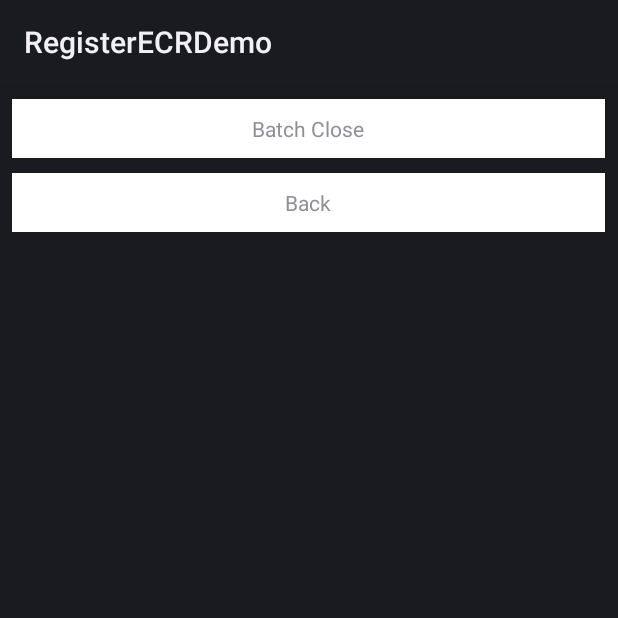
After one commit to codepay-us/codepay-register-sdk-android, an Android app: the BatchCloseActivity screen opened directly, with no data from a screen before it, on a phone screen of 412 x 824 dp, the top half of it. The commit adds this screen. Run offline under Robolectric (Android 15) with nearby library versions, the phone set to English and light mode, and no system bars; libraries missing offline, so code that uses them is left out: com.alibaba.fastjson.

Commit message:
增加batch close和tipadjustment接口

```diff
--- a/app/src/main/AndroidManifest.xml
+++ b/app/src/main/AndroidManifest.xml
@@ -48,5 +48,11 @@
         <activity
             android:name="com.codepay.register.sdk.demo.AuthCompleteActivity"
             android:screenOrientation="portrait" />
+        <activity
+            android:name=".BatchCloseActivity"
+            android:screenOrientation="portrait" />
+        <activity
+            android:name=".TipAdjustmentActivity"
+            android:screenOrientation="portrait" />
     </application>
 </manifest>
--- /dev/null
+++ b/app/src/main/res/layout/activity_batch_close.xml
@@ -0,0 +1,42 @@
+<?xml version="1.0" encoding="utf-8"?>
+<LinearLayout xmlns:android="http://schemas.android.com/apk/res/android"
+    android:layout_width="match_parent"
+    android:orientation="vertical"
+    android:layout_height="match_parent">
+
+    <TextView
+        android:id="@+id/tv_btn_1"
+        android:layout_width="395dp"
+        android:layout_height="wrap_content"
+        android:layout_gravity="center_horizontal"
+        android:layout_marginTop="10dp"
+        android:background="#FFFFFF"
+        android:gravity="center"
+        android:padding="10dp"
+        android:text="Batch Close" />
+
+    <TextView
+        android:id="@+id/tv_btn_2"
+        android:layout_width="395dp"
+        android:layout_height="wrap_content"
+        android:layout_gravity="center_horizontal"
+        android:layout_marginTop="10dp"
+        android:background="#FFFFFF"
+        android:gravity="center"
+        android:padding="10dp"
+        android:text="Back" />
+
+    <androidx.core.widget.NestedScrollView
+        android:layout_width="wrap_content"
+        android:layout_height="wrap_content">
+
+        <TextView
+            android:id="@+id/tv_btn_3"
+            android:layout_width="wrap_content"
+            android:layout_height="wrap_content"
+            android:layout_gravity="center_horizontal"
+            android:layout_marginTop="10dp"
+            android:padding="10dp"
+            android:text="" />
+    </androidx.core.widget.NestedScrollView>
+</LinearLayout>
--- a/codepay_register_sdk/src/main/java/com/codepay/register/sdk/client/payment/Payment.java
+++ b/codepay_register_sdk/src/main/java/com/codepay/register/sdk/client/payment/Payment.java
@@ -1,4 +1,5 @@
 package com.codepay.register.sdk.client.payment;
+
 import com.codepay.register.sdk.listener.ECRHubResponseCallBack;
 
 /**
@@ -23,4 +24,8 @@ public abstract class Payment {
     public abstract void auth(PaymentRequestParams params, ECRHubResponseCallBack callBack);
 
     public abstract void completion(PaymentRequestParams params, ECRHubResponseCallBack callBack);
+
+    public abstract void batchClose(PaymentRequestParams params, ECRHubResponseCallBack callBack);
+
+    public abstract void tipAdjustment(PaymentRequestParams params, ECRHubResponseCallBack callBack);
 }
--- a/codepay_register_sdk/src/main/java/com/codepay/register/sdk/client/payment/PaymentRequestParams.java
+++ b/codepay_register_sdk/src/main/java/com/codepay/register/sdk/client/payment/PaymentRequestParams.java
@@ -41,6 +41,10 @@ public class PaymentRequestParams {
      * Example: 3.50
      */
     String tax_amount;
+    /**
+     * Tip adjustment amount
+     */
+    String tip_adjustment_amount;
     /**
      * Whether or not to enter tips on the CodePay Register page, default is false, when "trans_type=1, 3, 4", this parameter can be set.
      */
@@ -96,8 +100,6 @@ public class PaymentRequestParams {
     Integer receipt_print_mode;
 
     String cashier;
-
-    String tip_adjustment_amount;
 
     private String card_type;
 
```
Also changed, not shown: app/src/main/java/com/codepay/register/sdk/demo/BatchCloseActivity.kt (added, +81 -0 lines), app/src/main/java/com/codepay/register/sdk/demo/MainActivity.kt (+24 -0 lines), app/src/main/java/com/codepay/register/sdk/demo/TipAdjustmentActivity.kt (added, +69 -0 lines), app/src/main/res/layout/activity_main.xml (+26 -4 lines), app/src/main/res/layout/activity_tip_adjustment.xml (added, +61 -0 lines), codepay_register_sdk/src/main/java/com/codepay/register/sdk/client/payment/WlanPayment.java (+34 -0 lines), codepay_register_sdk/src/main/java/com/codepay/register/sdk/util/Constants.java (+16 -0 lines).
